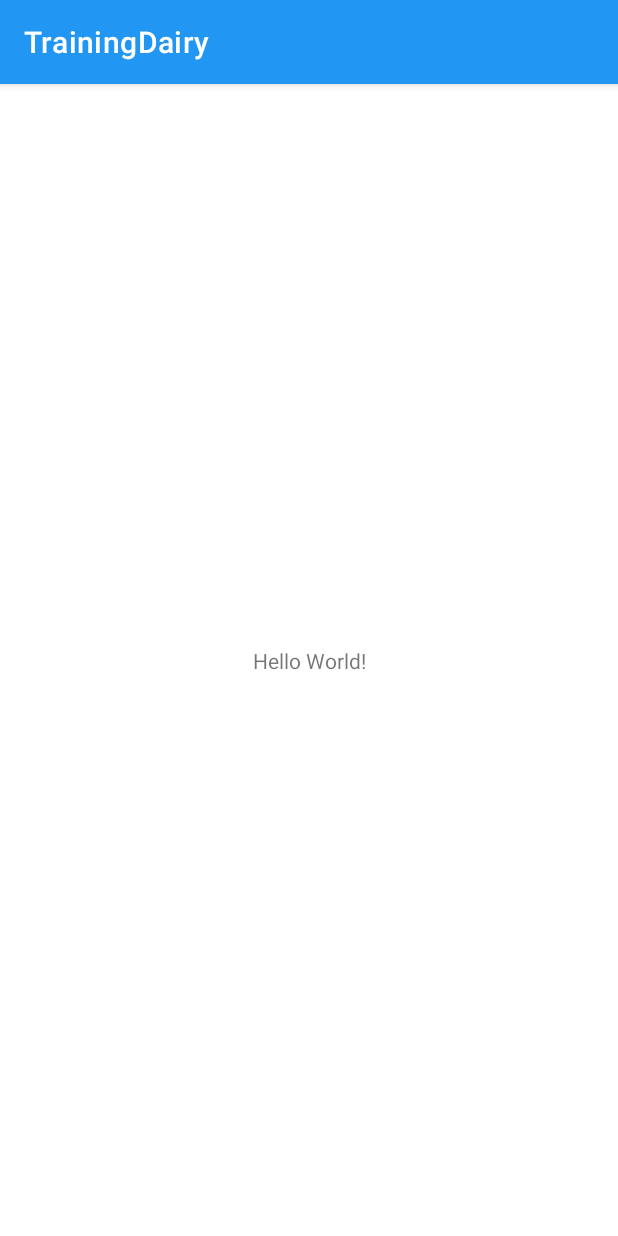
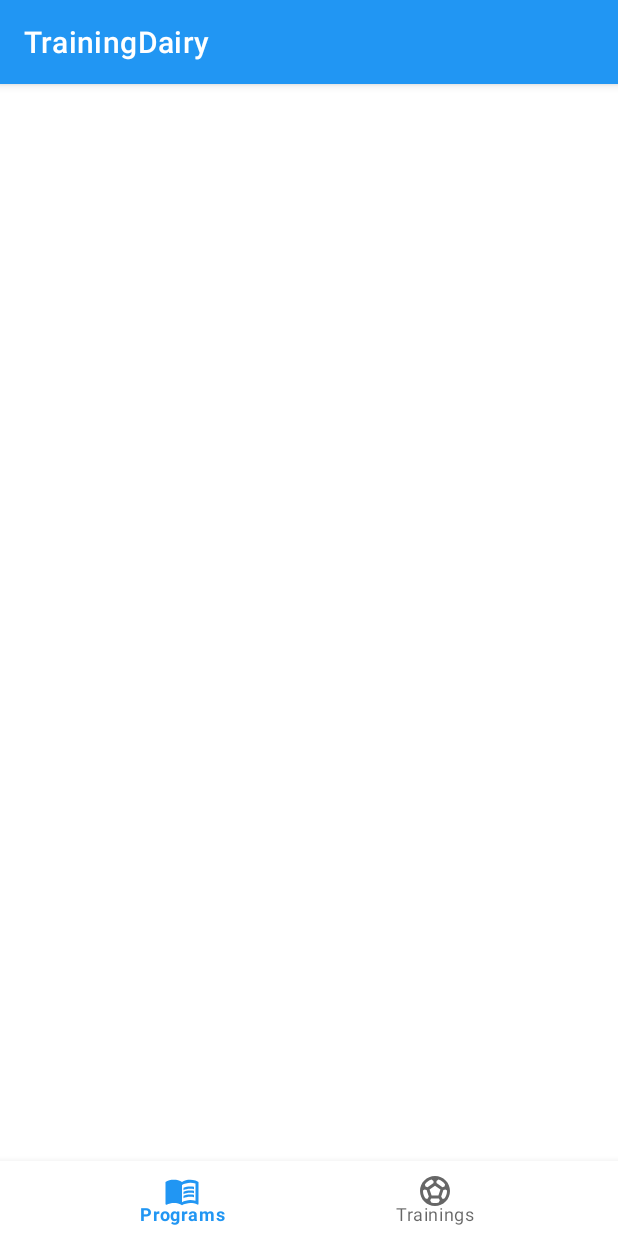
Before and after one commit to Ik0n/TrainingDairy, an Android app: the screen it shows after launch (MainActivity), on a phone screen of 412 x 824 dp. Run offline under Robolectric (Android 15) with nearby library versions, the phone set to English and light mode, and no system bars.

Commit message:
Переделал activity_main.xml, Добавил контейнер где будут отображаться фрагменты и добавил навигацию и меню к нему

```diff
--- a/app/build.gradle
+++ b/app/build.gradle
@@ -4,7 +4,7 @@
 }
 
 android {
-    compileSdk 33
+    compileSdk 32
 
     defaultConfig {
         applicationId "ru.ikon.trainingdairy"
--- /dev/null
+++ b/app/src/main/res/drawable/ic_programs.xml
@@ -0,0 +1,20 @@
+<vector xmlns:android="http://schemas.android.com/apk/res/android"
+    android:width="24dp"
+    android:height="24dp"
+    android:viewportWidth="24"
+    android:viewportHeight="24"
+    android:tint="?attr/colorControlNormal"
+    android:autoMirrored="true">
+  <path
+      android:fillColor="@android:color/white"
+      android:pathData="M21,5c-1.11,-0.35 -2.33,-0.5 -3.5,-0.5c-1.95,0 -4.05,0.4 -5.5,1.5c-1.45,-1.1 -3.55,-1.5 -5.5,-1.5S2.45,4.9 1,6v14.65c0,0.25 0.25,0.5 0.5,0.5c0.1,0 0.15,-0.05 0.25,-0.05C3.1,20.45 5.05,20 6.5,20c1.95,0 4.05,0.4 5.5,1.5c1.35,-0.85 3.8,-1.5 5.5,-1.5c1.65,0 3.35,0.3 4.75,1.05c0.1,0.05 0.15,0.05 0.25,0.05c0.25,0 0.5,-0.25 0.5,-0.5V6C22.4,5.55 21.75,5.25 21,5zM21,18.5c-1.1,-0.35 -2.3,-0.5 -3.5,-0.5c-1.7,0 -4.15,0.65 -5.5,1.5V8c1.35,-0.85 3.8,-1.5 5.5,-1.5c1.2,0 2.4,0.15 3.5,0.5V18.5z"/>
+  <path
+      android:fillColor="@android:color/white"
+      android:pathData="M17.5,10.5c0.88,0 1.73,0.09 2.5,0.26V9.24C19.21,9.09 18.36,9 17.5,9c-1.7,0 -3.24,0.29 -4.5,0.83v1.66C14.13,10.85 15.7,10.5 17.5,10.5z"/>
+  <path
+      android:fillColor="@android:color/white"
+      android:pathData="M13,12.49v1.66c1.13,-0.64 2.7,-0.99 4.5,-0.99c0.88,0 1.73,0.09 2.5,0.26V11.9c-0.79,-0.15 -1.64,-0.24 -2.5,-0.24C15.8,11.66 14.26,11.96 13,12.49z"/>
+  <path
+      android:fillColor="@android:color/white"
+      android:pathData="M17.5,14.33c-1.7,0 -3.24,0.29 -4.5,0.83v1.66c1.13,-0.64 2.7,-0.99 4.5,-0.99c0.88,0 1.73,0.09 2.5,0.26v-1.52C19.21,14.41 18.36,14.33 17.5,14.33z"/>
+</vector>
--- /dev/null
+++ b/app/src/main/res/drawable/ic_trainings.xml
@@ -0,0 +1,10 @@
+<vector xmlns:android="http://schemas.android.com/apk/res/android"
+    android:width="24dp"
+    android:height="24dp"
+    android:viewportWidth="24"
+    android:viewportHeight="24"
+    android:tint="?attr/colorControlNormal">
+  <path
+      android:fillColor="@android:color/white"
+      android:pathData="M12,2C6.48,2 2,6.48 2,12c0,5.52 4.48,10 10,10s10,-4.48 10,-10C22,6.48 17.52,2 12,2zM13,5.3l1.35,-0.95c1.82,0.56 3.37,1.76 4.38,3.34l-0.39,1.34l-1.35,0.46L13,6.7V5.3zM9.65,4.35L11,5.3v1.4L7.01,9.49L5.66,9.03L5.27,7.69C6.28,6.12 7.83,4.92 9.65,4.35zM7.08,17.11l-1.14,0.1C4.73,15.81 4,13.99 4,12c0,-0.12 0.01,-0.23 0.02,-0.35l1,-0.73L6.4,11.4l1.46,4.34L7.08,17.11zM14.5,19.59C13.71,19.85 12.87,20 12,20s-1.71,-0.15 -2.5,-0.41l-0.69,-1.49L9.45,17h5.11l0.64,1.11L14.5,19.59zM14.27,15H9.73l-1.35,-4.02L12,8.44l3.63,2.54L14.27,15zM18.06,17.21l-1.14,-0.1l-0.79,-1.37l1.46,-4.34l1.39,-0.47l1,0.73C19.99,11.77 20,11.88 20,12C20,13.99 19.27,15.81 18.06,17.21z"/>
+</vector>
--- a/app/src/main/res/layout/activity_main.xml
+++ b/app/src/main/res/layout/activity_main.xml
@@ -1,18 +1,29 @@
 <?xml version="1.0" encoding="utf-8"?>
-<androidx.constraintlayout.widget.ConstraintLayout xmlns:android="http://schemas.android.com/apk/res/android"
-    xmlns:app="http://schemas.android.com/apk/res-auto"
-    xmlns:tools="http://schemas.android.com/tools"
+<androidx.constraintlayout.widget.ConstraintLayout xmlns:tools="http://schemas.android.com/tools"
+    xmlns:android="http://schemas.android.com/apk/res/android"
     android:layout_width="match_parent"
     android:layout_height="match_parent"
+    xmlns:app="http://schemas.android.com/apk/res-auto"
     tools:context=".MainActivity">
 
-    <TextView
-        android:layout_width="wrap_content"
-        android:layout_height="wrap_content"
-        android:text="Hello World!"
+    <androidx.fragment.app.FragmentContainerView
+        android:id="@+id/fragment_holder"
+        android:layout_width="match_parent"
+        android:layout_height="0dp"
+        app:layout_constraintEnd_toEndOf="parent"
+        app:layout_constraintStart_toStartOf="parent"
+        app:layout_constraintTop_toTopOf="parent"
+        app:layout_constraintBottom_toTopOf="@+id/bottom_navigation_bar"
+        />
+
+    <com.google.android.material.bottomnavigation.BottomNavigationView
+        android:id="@+id/bottom_navigation_bar"
+        android:layout_width="match_parent"
+        android:layout_height="50dp"
         app:layout_constraintBottom_toBottomOf="parent"
-        app:layout_constraintLeft_toLeftOf="parent"
-        app:layout_constraintRight_toRightOf="parent"
-        app:layout_constraintTop_toTopOf="parent" />
+        app:labelVisibilityMode="auto"
+        app:menu="@menu/menu_bottom_navigation_bar"
+        />
+
 
 </androidx.constraintlayout.widget.ConstraintLayout>
--- /dev/null
+++ b/app/src/main/res/menu/menu_bottom_navigation_bar.xml
@@ -0,0 +1,14 @@
+<?xml version="1.0" encoding="utf-8"?>
+<menu xmlns:android="http://schemas.android.com/apk/res/android">
+    <item
+        android:id="@+id/action_bottom_navigation_bar_programs"
+        android:icon="@drawable/ic_programs"
+        android:title="@string/action_bottom_navigation_bar_programs"
+        />
+    <item
+        android:id="@+id/action_bottom_navigation_bar_trainings"
+        android:icon="@drawable/ic_trainings"
+        android:title="@string/action_bottom_navigation_bar_trainings"
+        />
+
+</menu>
--- a/app/src/main/res/values/strings.xml
+++ b/app/src/main/res/values/strings.xml
@@ -1,3 +1,5 @@
 <resources>
     <string name="app_name">TrainingDairy</string>
+    <string name="action_bottom_navigation_bar_programs">Programs</string>
+    <string name="action_bottom_navigation_bar_trainings">Trainings</string>
 </resources>
```
